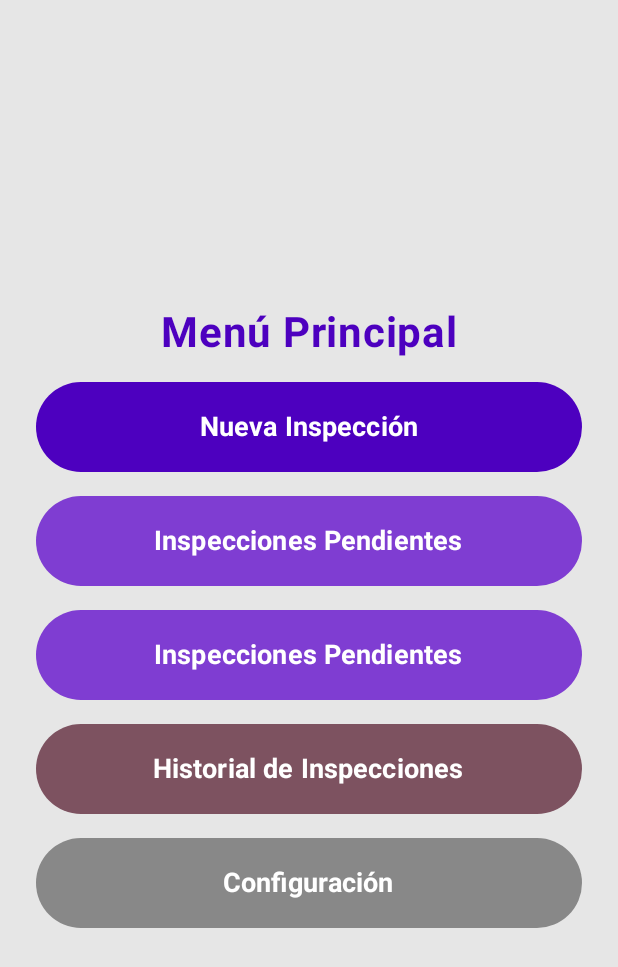
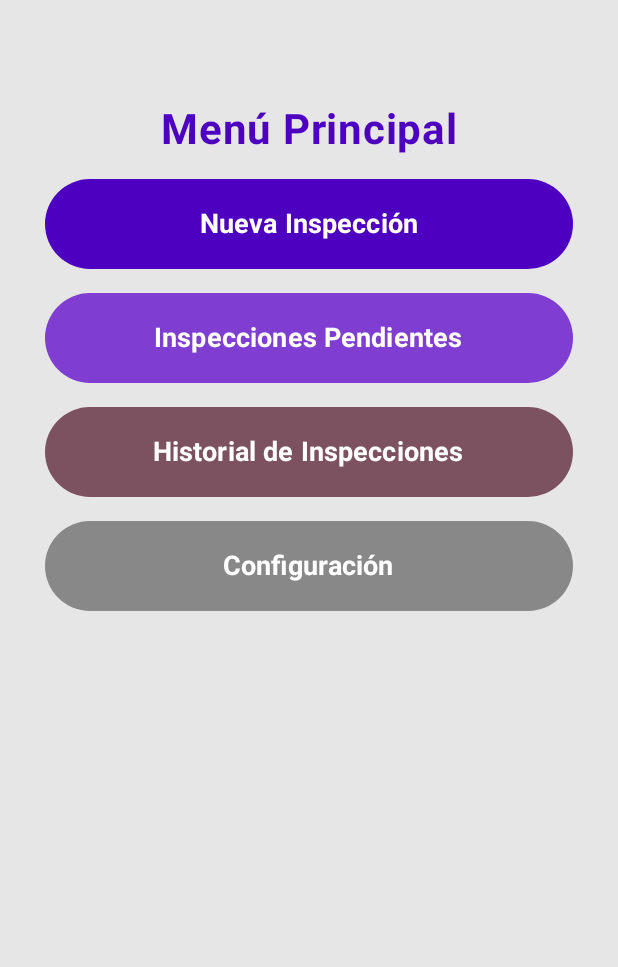
Before and after one commit to patofer/Ferji2, an Android app built with Jetpack Compose: the MenuPrincipalActivity screen opened directly, with no data from a screen before it, on a phone screen of 412 x 824 dp. Shown: the top 967 px of the screen. Run offline under Robolectric (Android 15) with nearby library versions, the phone set to English and light mode, and no system bars.

Commit message:
se mejora la transición de las paginas

```diff
--- a/app/src/main/java/com/ferji/inspecciones/MenuPrincipalActivity.kt
+++ b/app/src/main/java/com/ferji/inspecciones/MenuPrincipalActivity.kt
@@ -41,10 +41,11 @@ fun PantallaMenuPrincipal() {
     Column(
         modifier = Modifier
             .fillMaxSize()
-            .padding(24.dp),
+            .padding(30.dp),
         horizontalAlignment = Alignment.CenterHorizontally,
-        verticalArrangement = Arrangement.Center
+        verticalArrangement = Arrangement.Top
     ) {
+        Spacer(modifier = Modifier.height(40.dp))
         Text(
             text = "Menú Principal",
             fontSize = 28.sp,
@@ -99,26 +100,7 @@ fun PantallaMenuPrincipal() {
             )
         }
 
-        Spacer(modifier = Modifier.height(16.dp))
 
-
-        // Botón para inspecciones pendientes
-        Button(
-            onClick = { /* Aquí irá la acción para ver pendientes */ },
-            modifier = Modifier
-                .fillMaxWidth()
-                .height(60.dp),
-            colors = ButtonDefaults.buttonColors(
-                containerColor = MaterialTheme.colorScheme.secondary,
-                contentColor = Color.White
-            )
-        ) {
-            Text(
-                text = "Inspecciones Pendientes",
-                fontSize = 18.sp,
-                fontWeight = FontWeight.Bold
-            )
-        }
 
         Spacer(modifier = Modifier.height(16.dp))
 
--- a/app/src/main/java/com/ferji/inspecciones/ui/events/NuevaInspeccionEvents.kt
+++ b/app/src/main/java/com/ferji/inspecciones/ui/events/NuevaInspeccionEvents.kt
@@ -20,4 +20,5 @@ data class NuevaInspeccionScreenUiState(
     val isSendingEmail: Boolean = false,
     val isLoadingGlobal: Boolean = false, // Si 'isLoading' y 'isLoadingGlobal' son para cosas distintas, está bien. Si no, consolida.
     val pdfGenerationResult: PdfGenerationResult = PdfGenerationResult.Idle, // Ahora usa ui.common.PdfGenerationResult
+    val isFinalizingAndNavigating: Boolean = false
 )
--- a/app/src/main/java/com/ferji/inspecciones/viewmodels/NuevaInspeccionViewModel.kt
+++ b/app/src/main/java/com/ferji/inspecciones/viewmodels/NuevaInspeccionViewModel.kt
@@ -186,7 +186,7 @@ class NuevaInspeccionViewModel @Inject constructor(
         currentInspeccionIdForPdf = idDeInspeccionParaPdf // Asegurar que está seteado para las siguientes funciones
 
         viewModelScope.launch { // Corutina principal para todo el proceso de finalización
-            _uiState.update { it.copy(isLoadingGlobal = true) } // Iniciar carga global
+            _uiState.update { it.copy(isLoadingGlobal = true, isFinalizingAndNavigating = true) } // Iniciar carga global
             _pdfGenerationStatus.value = PdfGenerationResult.InProgress
             Log.d("NuevaInspVM", "finalizarInspeccionYGenerarPdf: isLoadingGlobal = true, generando PDF...")
 
@@ -230,13 +230,13 @@ class NuevaInspeccionViewModel @Inject constructor(
                 } else {
                     Log.e("NuevaInspVM", "PdfGenerator.createPdf devolvió null o no se pudo obtener URI.")
                     _pdfGenerationStatus.value = PdfGenerationResult.Error("No se pudo generar o guardar el PDF.")
-                    _uiState.update { it.copy(isLoadingGlobal = false) } // Finalizar carga global por error
+                    _uiState.update { it.copy(isLoadingGlobal = false,isFinalizingAndNavigating = false) } // Finalizar carga global por error
                 }
 
             } catch (e: Exception) {
                 Log.e("NuevaInspVM", "Excepción al generar PDF: ${e.message}", e)
                 _pdfGenerationStatus.value = PdfGenerationResult.Error("Error generando PDF: ${e.message}")
-                _uiState.update { it.copy(isLoadingGlobal = false) } // Finalizar carga global por error
+                _uiState.update { it.copy(isLoadingGlobal = false,isFinalizingAndNavigating = false) } // Finalizar carga global por error
             }
             // No resetear isLoadingGlobal aquí si proceedToFinalizeAndExit lo va a manejar
         }
```
Also changed, not shown: app/src/main/java/com/ferji/inspecciones/NuevaInspeccionActivity.kt (+55 -15 lines).
